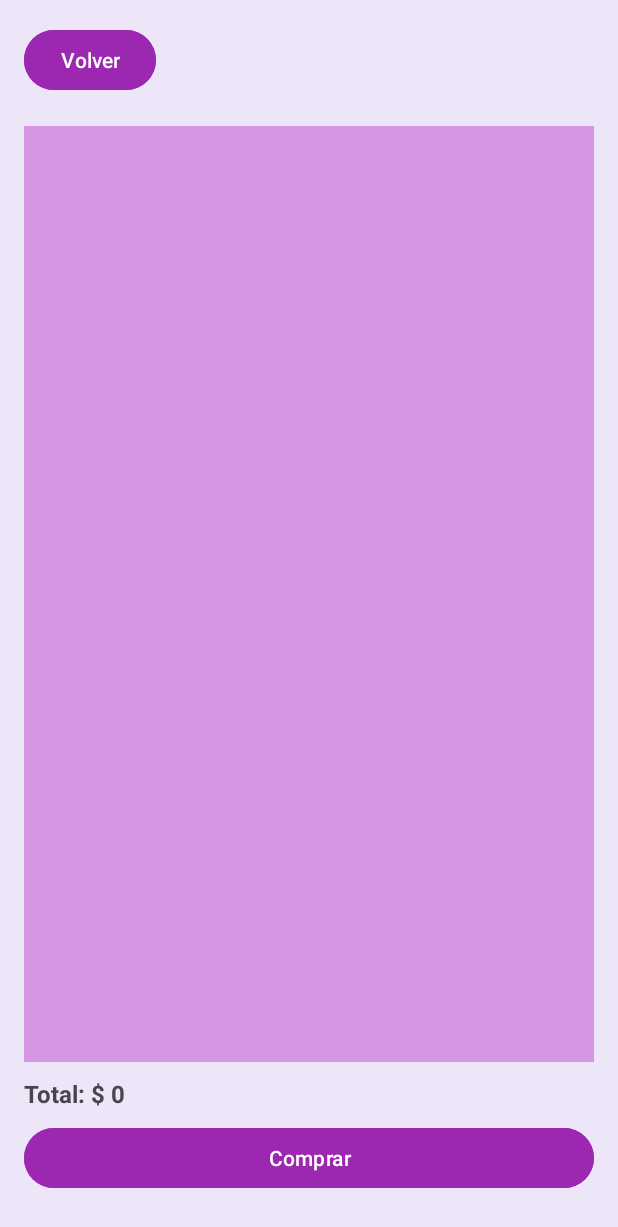
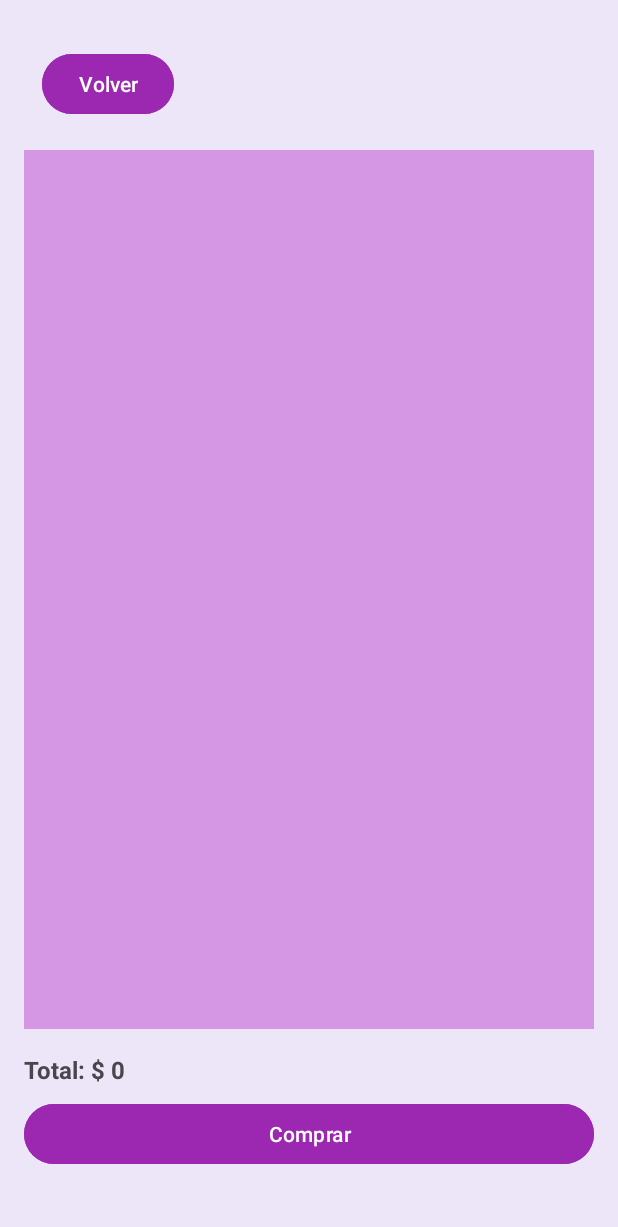
Before and after one commit to TioAceite-png/Carritov4, an Android app: the CarritoActivity screen opened directly, with no data from a screen before it, on a phone screen of 412 x 824 dp. Shown: the top 1227 px of the screen. Run offline under Robolectric (Android 15) with nearby library versions, the phone set to English and light mode, and no system bars.

Commit message:
Initial commit

```diff
--- a/app/src/main/res/layout/activity_carrito.xml
+++ b/app/src/main/res/layout/activity_carrito.xml
@@ -15,19 +15,23 @@
         android:padding="16dp">
 
         <!-- Botón para Volver -->
+
+        <!-- Lista de Productos -->
+
         <Button
             android:id="@+id/btnVolverT"
             android:layout_width="wrap_content"
             android:layout_height="wrap_content"
+            android:layout_marginStart="12dp"
+            android:layout_marginTop="16dp"
+            android:backgroundTint="#9C27B0"
             android:text="Volver"
-            android:backgroundTint="#9C27B0"
             android:textColor="#FFFFFF" />
 
-        <!-- Lista de Productos -->
         <ListView
             android:id="@+id/listViewCarrito"
-            android:layout_width="match_parent"
-            android:layout_height="100dp"
+            android:layout_width="wrap_content"
+            android:layout_height="491dp"
             android:layout_marginTop="20dp"
             android:layout_weight="1"
             android:background="#D596E4"
@@ -40,7 +44,8 @@
             android:layout_height="90dp"
             android:layout_alignParentBottom="true"
             android:layout_gravity="bottom"
-            android:layout_marginTop="10dp"
+            android:layout_marginTop="16dp"
+            android:layout_marginBottom="16dp"
             android:orientation="vertical">
 
             <TextView
```
